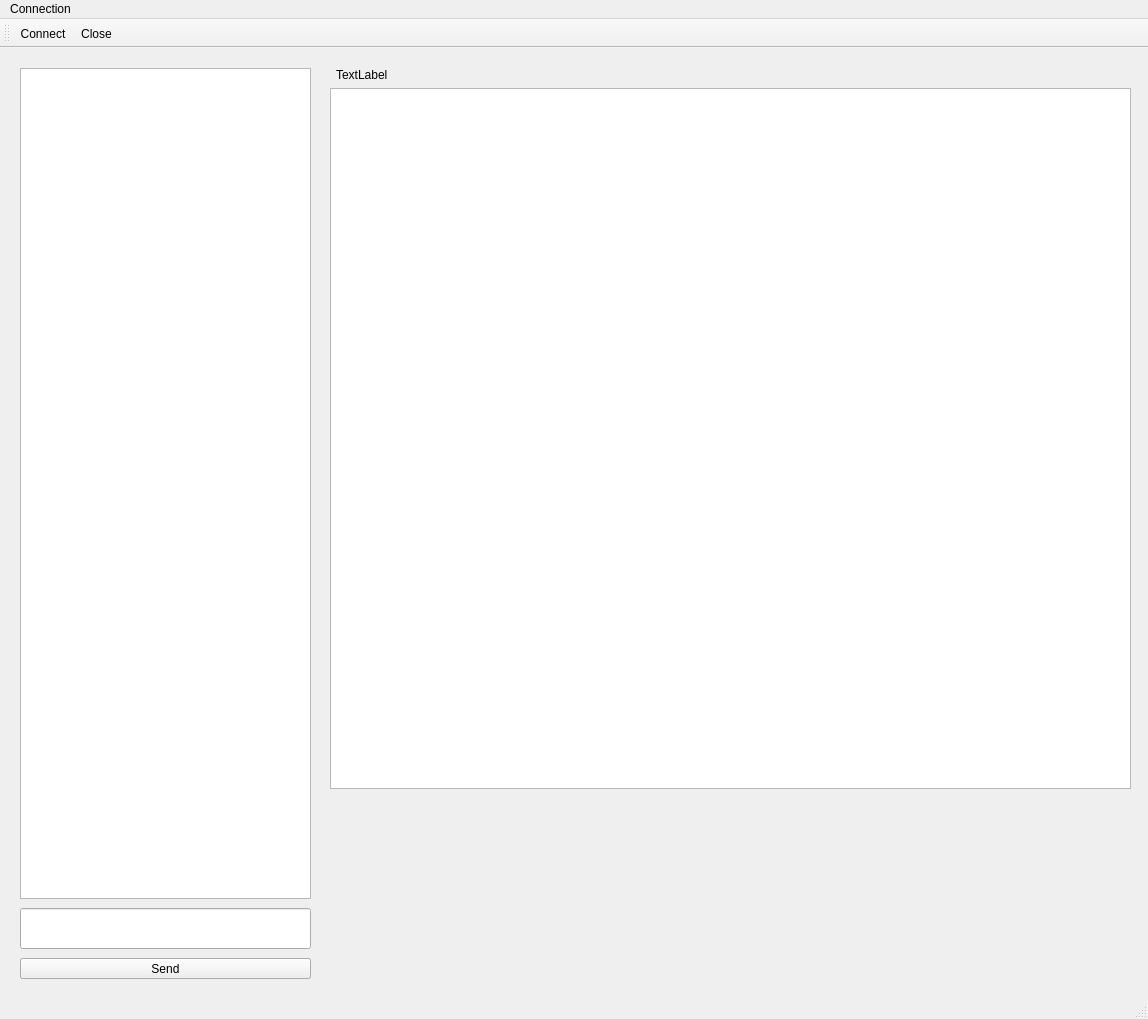
This is Lurk Client/notepad.ui in Jesse-McDonald/LURK-Client as Qt 5 draws it before an edit. The edited form follows.
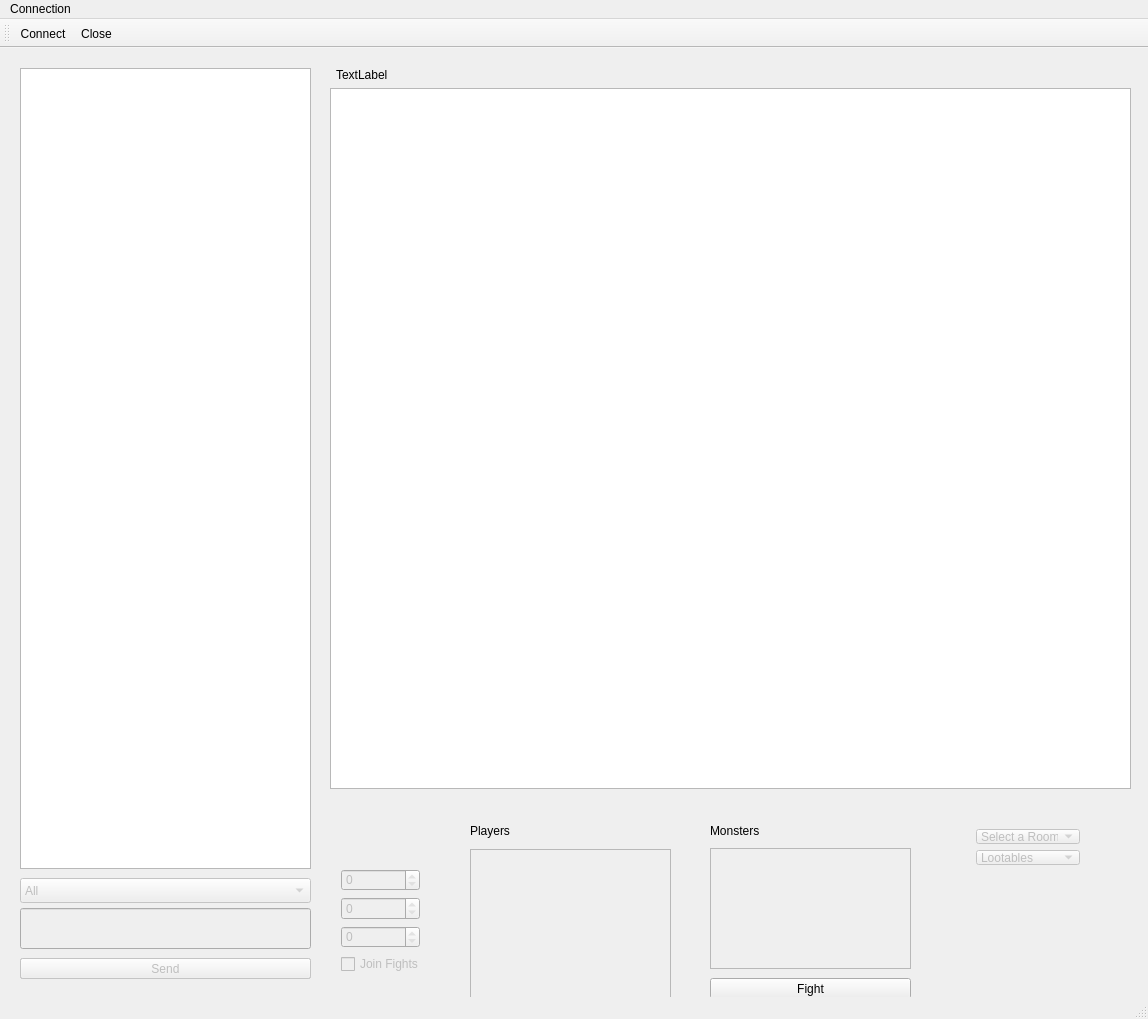
This is the edited form.

Diff of the .ui file:
```diff
--- a/Lurk Client/notepad.ui
+++ b/Lurk Client/notepad.ui
@@ -13,6 +13,9 @@
   <property name="windowTitle">
    <string>NotePad</string>
   </property>
+  <property name="windowOpacity">
+   <double>1.000000000000000</double>
+  </property>
   <widget class="QWidget" name="centralWidget">
    <widget class="QTextBrowser" name="ChatWindow">
     <property name="geometry">
@@ -20,11 +23,14 @@
       <x>20</x>
       <y>20</y>
       <width>291</width>
-      <height>831</height>
+      <height>801</height>
      </rect>
     </property>
    </widget>
    <widget class="QTextBrowser" name="GameWindow">
+    <property name="enabled">
+     <bool>true</bool>
+    </property>
     <property name="geometry">
      <rect>
       <x>330</x>
@@ -35,6 +41,9 @@
     </property>
    </widget>
    <widget class="QLineEdit" name="ChatInput">
+    <property name="enabled">
+     <bool>false</bool>
+    </property>
     <property name="geometry">
      <rect>
       <x>20</x>
@@ -43,6 +52,9 @@
       <height>41</height>
      </rect>
     </property>
+    <property name="dragEnabled">
+     <bool>false</bool>
+    </property>
    </widget>
    <widget class="QLabel" name="roomName">
     <property name="geometry">
@@ -71,6 +83,9 @@
     </property>
    </widget>
    <widget class="QPushButton" name="chatSend_2">
+    <property name="enabled">
+     <bool>false</bool>
+    </property>
     <property name="geometry">
      <rect>
       <x>20</x>
@@ -83,6 +98,219 @@
      <string>Send</string>
     </property>
    </widget>
+   <widget class="QWidget" name="layoutWidget">
+    <property name="geometry">
+     <rect>
+      <x>330</x>
+      <y>770</y>
+      <width>101</width>
+      <height>167</height>
+     </rect>
+    </property>
+    <layout class="QVBoxLayout" name="verticalLayout">
+     <item>
+      <widget class="QLabel" name="health">
+       <property name="toolTip">
+        <string>Health</string>
+       </property>
+       <property name="text">
+        <string/>
+       </property>
+      </widget>
+     </item>
+     <item>
+      <widget class="QLabel" name="gold">
+       <property name="toolTip">
+        <string>Gold</string>
+       </property>
+       <property name="text">
+        <string/>
+       </property>
+      </widget>
+     </item>
+     <item>
+      <widget class="QSpinBox" name="atk">
+       <property name="enabled">
+        <bool>false</bool>
+       </property>
+       <property name="readOnly">
+        <bool>true</bool>
+       </property>
+      </widget>
+     </item>
+     <item>
+      <widget class="QSpinBox" name="def">
+       <property name="enabled">
+        <bool>false</bool>
+       </property>
+       <property name="readOnly">
+        <bool>true</bool>
+       </property>
+      </widget>
+     </item>
+     <item>
+      <widget class="QSpinBox" name="reg">
+       <property name="enabled">
+        <bool>false</bool>
+       </property>
+       <property name="readOnly">
+        <bool>true</bool>
+       </property>
+      </widget>
+     </item>
+     <item>
+      <widget class="QCheckBox" name="joinFights">
+       <property name="enabled">
+        <bool>false</bool>
+       </property>
+       <property name="text">
+        <string>Join Fights</string>
+       </property>
+       <property name="checkable">
+        <bool>true</bool>
+       </property>
+       <property name="checked">
+        <bool>false</bool>
+       </property>
+      </widget>
+     </item>
+    </layout>
+   </widget>
+   <widget class="QLabel" name="name">
+    <property name="geometry">
+     <rect>
+      <x>330</x>
+      <y>740</y>
+      <width>201</width>
+      <height>25</height>
+     </rect>
+    </property>
+    <property name="text">
+     <string/>
+    </property>
+   </widget>
+   <widget class="QListWidget" name="players">
+    <property name="enabled">
+     <bool>false</bool>
+    </property>
+    <property name="geometry">
+     <rect>
+      <x>470</x>
+      <y>801</y>
+      <width>201</width>
+      <height>151</height>
+     </rect>
+    </property>
+   </widget>
+   <widget class="QListWidget" name="monsters">
+    <property name="enabled">
+     <bool>false</bool>
+    </property>
+    <property name="geometry">
+     <rect>
+      <x>710</x>
+      <y>800</y>
+      <width>201</width>
+      <height>121</height>
+     </rect>
+    </property>
+   </widget>
+   <widget class="QLabel" name="name_2">
+    <property name="geometry">
+     <rect>
+      <x>470</x>
+      <y>770</y>
+      <width>201</width>
+      <height>25</height>
+     </rect>
+    </property>
+    <property name="text">
+     <string>Players</string>
+    </property>
+   </widget>
+   <widget class="QLabel" name="name_3">
+    <property name="geometry">
+     <rect>
+      <x>710</x>
+      <y>770</y>
+      <width>201</width>
+      <height>25</height>
+     </rect>
+    </property>
+    <property name="text">
+     <string>Monsters</string>
+    </property>
+   </widget>
+   <widget class="QWidget" name="layoutWidget">
+    <property name="geometry">
+     <rect>
+      <x>965</x>
+      <y>770</y>
+      <width>126</width>
+      <height>58</height>
+     </rect>
+    </property>
+    <layout class="QVBoxLayout" name="verticalLayout_2">
+     <item>
+      <widget class="QComboBox" name="RoomSelect">
+       <property name="enabled">
+        <bool>false</bool>
+       </property>
+       <item>
+        <property name="text">
+         <string>Select a Room</string>
+        </property>
+       </item>
+      </widget>
+     </item>
+     <item>
+      <widget class="QComboBox" name="LootSelect">
+       <property name="enabled">
+        <bool>false</bool>
+       </property>
+       <item>
+        <property name="text">
+         <string>Lootables</string>
+        </property>
+       </item>
+      </widget>
+     </item>
+    </layout>
+   </widget>
+   <widget class="QPushButton" name="FIght">
+    <property name="geometry">
+     <rect>
+      <x>710</x>
+      <y>930</y>
+      <width>201</width>
+      <height>21</height>
+     </rect>
+    </property>
+    <property name="text">
+     <string>Fight</string>
+    </property>
+   </widget>
+   <widget class="QComboBox" name="sendTo">
+    <property name="enabled">
+     <bool>false</bool>
+    </property>
+    <property name="geometry">
+     <rect>
+      <x>20</x>
+      <y>830</y>
+      <width>291</width>
+      <height>25</height>
+     </rect>
+    </property>
+    <property name="toolTip">
+     <string>Send message to...</string>
+    </property>
+    <item>
+     <property name="text">
+      <string>All</string>
+     </property>
+    </item>
+   </widget>
   </widget>
   <widget class="QStatusBar" name="statusBar"/>
   <widget class="QToolBar" name="mainToolBar">
@@ -123,6 +351,11 @@
     <string>Close</string>
    </property>
   </action>
+  <action name="actionchangeRoom">
+   <property name="text">
+    <string>changeRoom</string>
+   </property>
+  </action>
  </widget>
  <layoutdefault spacing="6" margin="11"/>
  <tabstops>
```
Left out of the diff: 16 changed lines with no effect on the pictures.
